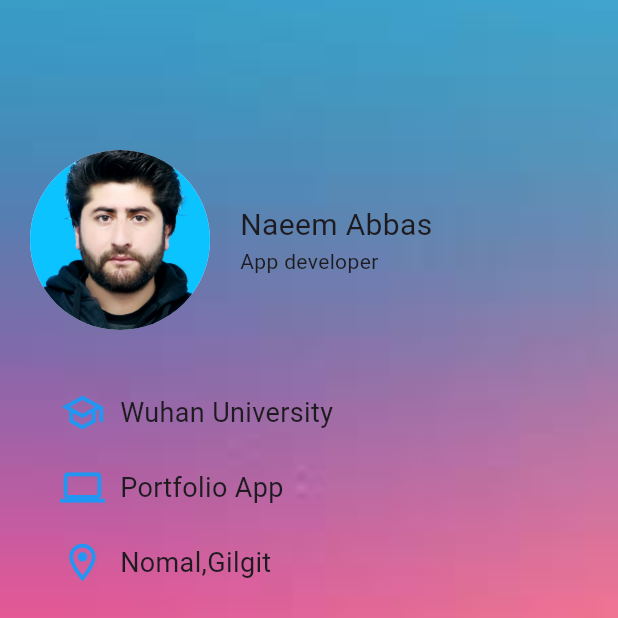
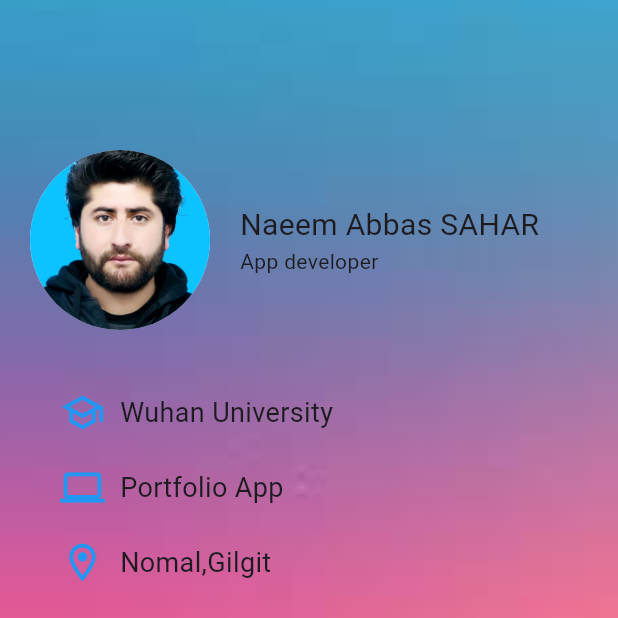
Before and after one commit to Naeemabbas012/Flutter_MyCardApp, a Flutter app: the screen it shows after launch, on a phone screen of 412 x 824 dp, the top half of it. Run offline on Flutter 3.47's test engine with Material 3 defaults, Android fonts, the phone set to English and light mode, and no system bars; Roboto replaces fonts that are missing (Poppins, Poppins Custom).

Commit message:
I made some changes in pubsec file

```diff
--- a/lib/main.dart
+++ b/lib/main.dart
@@ -34,7 +34,7 @@ class Home extends StatelessWidget {
                     crossAxisAlignment: CrossAxisAlignment.start,
                     children: <Widget>[
                       Text(
-                        "Naeem Abbas",
+                        "Naeem Abbas SAHAR",
                         style: TextStyle(fontSize: 20,fontFamily: "Poppins"),
                       ),
                       Text("App developer", style: TextStyle(fontFamily: "Poppins Custom"),
--- a/pubspec.yaml
+++ b/pubspec.yaml
@@ -64,8 +64,6 @@ flutter:
   - images/backgrndimg.jpg
 
 
-  # An image asset can refer to one or more resolution-specific "variants", see
-  # https://flutter.dev/assets-and-images/#resolution-aware
 
   # For details regarding adding assets from package dependencies, see
   # https://flutter.dev/assets-and-images/#from-packages
```
